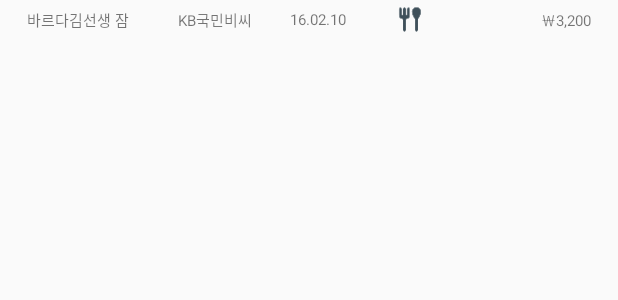
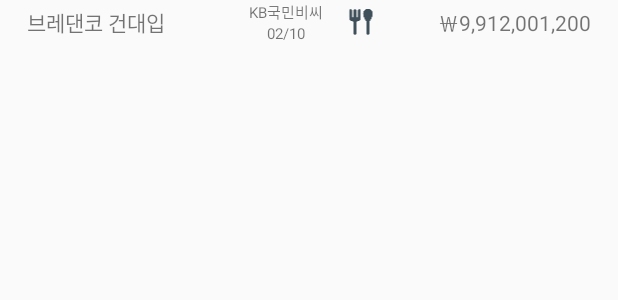
Before and after one commit to yonghakkang/FamilyTodo, an Android app: the layout list_fruit.xml on its own in the app's theme, with its tools: preview values and no code run, on a phone screen of 412 x 824 dp. Shown: the top 300 px of the screen. Run offline under Robolectric (Android 15) with nearby library versions, the phone set to English and light mode, and no system bars; plain views replace TintImageView.

Commit message:
총매출 및 파서 적용

```diff
--- a/app/src/main/res/layout/list_fruit.xml
+++ b/app/src/main/res/layout/list_fruit.xml
@@ -1,21 +1,32 @@
 <?xml version="1.0" encoding="utf-8"?>
 <RelativeLayout xmlns:android="http://schemas.android.com/apk/res/android"
-    android:layout_width="fill_parent" android:layout_height="26dp"
+    xmlns:tools="http://schemas.android.com/tools"
+    android:layout_width="fill_parent" android:layout_height="30dp"
     android:paddingLeft="@dimen/activity_horizontal_margin"
     android:paddingRight="@dimen/activity_horizontal_margin"
-    android:textSize="10sp">
+    android:textSize="11sp">
 
     <TextView
         android:layout_width="100dp" android:layout_height="fill_parent" android:layout_gravity="left" android:textAlignment="gravity"
-        android:padding="2dp" android:textSize="10sp"  android:text="바르다김선생 잠"
+        android:padding="2dp"   android:text="브레댄코 건대입"
         android:gravity="center_vertical|left" android:id="@+id/title">
 
     </TextView>
     <LinearLayout android:layout_height="fill_parent" android:layout_width="wrap_content" android:gravity="center_horizontal"
-        android:layout_centerHorizontal="true" >
+        android:layout_centerHorizontal="true"
+        android:id="@+id/linearLayout">
+        <!--<Space
+            android:layout_width="16dp"
+            android:layout_height="wrap_content"
+            tools:ignore="Suspicious0dp" />-->
+        <LinearLayout
+            android:gravity="center_vertical"
+            android:orientation="vertical"
+            android:layout_width="wrap_content"
+            android:layout_height="match_parent">
             <TextView
-            android:layout_width="60dp" android:layout_height="wrap_content" android:gravity="center" android:layout_gravity="center" android:textAlignment="center"
-            android:textSize="10sp" android:text="KB국민비씨" android:id="@+id/card">
+                android:layout_width="70dp" android:layout_height="wrap_content" android:gravity="center" android:layout_gravity="center" android:textAlignment="center"
+                android:text="KB국민비씨"  android:textSize="10sp" android:id="@+id/card">
 
             </TextView>
             <!--<TextView
@@ -23,23 +34,28 @@
                 android:padding="2dp" android:textSize="10sp" android:id="@+id/kind">
 
             </TextView>-->
-        <TextView android:paddingLeft="20dp" android:paddingRight="28dp" android:gravity="center" android:layout_gravity="center"
+            <TextView android:gravity="center" android:layout_gravity="center"
                 android:layout_width="wrap_content" android:layout_height="wrap_content"
-            android:textSize="10sp" android:text="16.02.10"  android:id="@+id/date">
+                android:text="02/10"  android:textSize="10sp" android:id="@+id/date">
 
             </TextView>
 
+        </LinearLayout>
+
+
         <android.support.v7.internal.widget.TintImageView
-            android:layout_width="40dp"  android:paddingRight="10dp" android:layout_gravity="center"
+            android:layout_width="30dp"  android:layout_gravity="center"
             android:layout_height="wrap_content" android:src="@drawable/cetogory_icon_01_s" />
 
 
     </LinearLayout>
     <TextView
-        android:layout_width="70dp" android:layout_height="fill_parent"
-        android:padding="2dp" android:textSize="10sp" android:text="￦3,200" android:layout_alignParentRight="true"
+        android:layout_width="100dp" android:layout_height="fill_parent"
+        android:padding="2dp"  android:text="￦9,912,001,200" android:layout_alignParentRight="true"
         android:textAlignment="gravity"
-        android:gravity="center_vertical|right" android:id="@+id/value">
+        android:gravity="center_vertical|right" android:id="@+id/value"
+        android:layout_toEndOf="@+id/linearLayout"
+        android:layout_toRightOf="@+id/linearLayout">
 
     </TextView>
 </RelativeLayout>
--- a/app/src/main/res/values/colors.xml
+++ b/app/src/main/res/values/colors.xml
@@ -1,5 +1,8 @@
 <?xml version="1.0" encoding="utf-8"?>
 <resources>
+    <color name="expense_value_color">#FFFF0000</color>
+    <color name="prev_expense_value_color">#FF333333</color>
+
     <color name="bottom_bar_bg_color">#FFFFFF</color>
     <color name="bottom_sub_bar_bg_color">#AAEEEEEE</color>
 </resources>
```
Also changed, not shown: app/src/main/java/com/mapletree/zihover/familytodo/MainActivity.java (+43 -1 lines), app/src/main/java/com/mapletree/zihover/familytodo/SmsParser.java (+22 -10 lines), app/src/main/java/model/Expense.java (+29 -4 lines), app/src/main/java/model/ExpenseAdapter.java (+39 -2 lines), app/src/main/res/layout/activity_main.xml (+44 -16 lines), gradle.properties (+0 -10 lines), 2 other files. Lines whose indentation alone changed are shown as unchanged.
